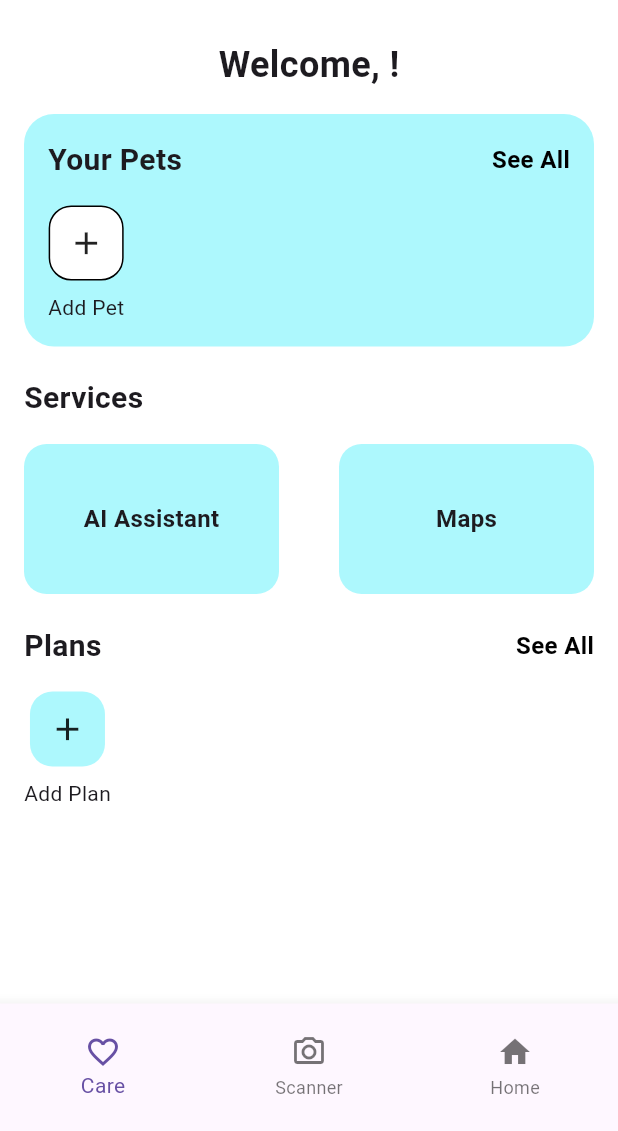
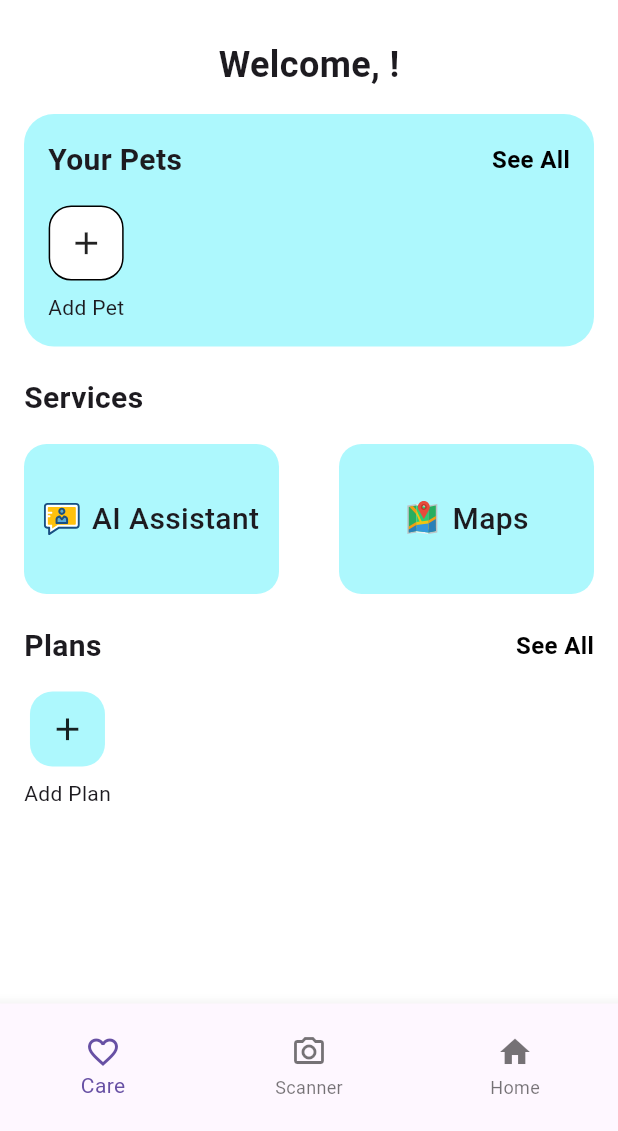
Before and after one commit to duwcston/FurEver, a Flutter app: the Home screen opened directly, on a phone screen of 412 x 824 dp, the part 105-1236 px from its top. Run offline on Flutter 3.47's test engine with Material 3 defaults, Android fonts, the phone set to English and light mode, and no system bars; our stand-ins replace camera, firebase_auth, firebase_core, flutter_svg, fluttertoast, gap and 3 more; missing offline and left inert: external_path, flutter_polyline_points, media_scanner; accounts and stored records are empty.

Commit message:
map add svg picure, ui chatbox

```diff
--- a/lib/pages/home/home.dart
+++ b/lib/pages/home/home.dart
@@ -1,4 +1,7 @@
 import 'package:flutter/material.dart';
+import 'package:flutter_svg/svg.dart';
+import 'package:furever/pages/chat/chat.dart';
+import 'package:furever/pages/map/map.dart';
 import 'package:furever/pages/profile/profile.dart';
 import 'package:furever/pages/scanner/scanner.dart';
 import 'package:google_fonts/google_fonts.dart';
@@ -21,7 +24,7 @@ class Home extends StatelessWidget {
             children: [
               _userPets(),
               const SizedBox(height: 20),
-              _services(),
+              _services(context),
               const SizedBox(height: 20),
               _plans(),
             ],
@@ -117,7 +120,7 @@ class Home extends StatelessWidget {
     );
   }
 
-  Column _services() {
+  Column _services(BuildContext context) {
     return Column(
       children: [
         Row(
@@ -133,52 +136,78 @@ class Home extends StatelessWidget {
           ],
         ),
         const SizedBox(height: 16),
-        Row(
+        Padding(
+          padding: const EdgeInsets.symmetric(horizontal: 0),
+          child: Row(
             mainAxisAlignment: MainAxisAlignment.spaceBetween,
+            mainAxisSize: MainAxisSize.max,
             children: [
-            Column(
-              children: [
-                Container(
+              GestureDetector(
+                onTap: () {
+                  Navigator.push(
+                    context,
+                    MaterialPageRoute(builder: (context) => ChatBox()),
+                  );
+                },
+                child: Container(
                   width: 170,
                   height: 100,
                   decoration: BoxDecoration(
                     color: const Color(0xffadf8fd),
                     borderRadius: BorderRadius.circular(15),
                   ),
-                  child: Center(
-                    child: Text(
+                  child: Row(
+                    mainAxisAlignment: MainAxisAlignment.center,
+                    children: [
+                        SvgPicture.asset(
+                        'assets/icons/chat.svg',
+                        width: 24,
+                        height: 24,
+                        ),
+                      const SizedBox(width: 8),
+                      Text(
                         "AI Assistant",
                         style: GoogleFonts.roboto(
-                        fontSize: 16,
-                        fontWeight: FontWeight.bold,
-                      ),
-                    ),
+                          fontSize: 20,
+                          fontWeight: FontWeight.w500,
                         ),
                       ),
                     ],
                   ),
-            Column(
-              children: [
-                Container(
+                ),
+              ),
+              GestureDetector(
+                onTap: () {
+                  Navigator.push(
+                    context,
+                    MaterialPageRoute(builder: (context) => MapPage()),
+                  );
+                },
+                child: Container(
                   width: 170,
                   height: 100,
                   decoration: BoxDecoration(
                     color: const Color(0xffadf8fd),
                     borderRadius: BorderRadius.circular(15),
                   ),
-                  child: Center(
-                    child: Text(
+                  child: Row(
+                    mainAxisAlignment: MainAxisAlignment.center,
+                    children: [
+                      SvgPicture.asset('assets/icons/map.svg'),
+                      const SizedBox(width: 8),
+                      Text(
                         "Maps",
                         style: GoogleFonts.roboto(
-                        fontSize: 16,
-                        fontWeight: FontWeight.bold,
+                          fontSize: 20,
+                          fontWeight: FontWeight.w500,
                         ),
+                      ),
+                    ],
                   ),
                 ),
               ),
             ],
           ),
-          ],
         ),
       ],
     );
```
Also changed, not shown: lib/pages/chat/chat.dart (added, +77 -0 lines), lib/pages/map/map.dart (added, +158 -0 lines), pubspec.yaml (+7 -2 lines), assets/icons/chat.svg (added), assets/icons/map.svg (added), pubspec.lock, 2 other files. Lines whose indentation alone changed are shown as unchanged.
